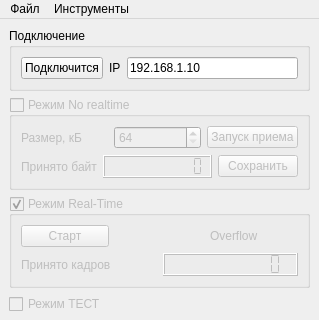
Old version of the form mainwindow.ui in the repository reffum/digitizer_pc; both pictures show x 0 to 319 and y 0 to 320 of the 319 by 709 pixel window.
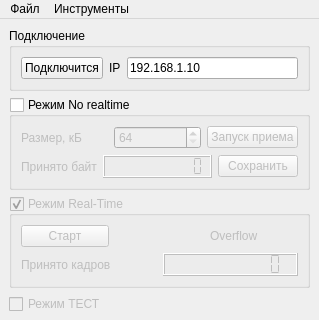
New version of the form. Icons and pictures are not drawn. Custom widgets are drawn as their Qt base class.

The edit to the form file:
```diff
--- a/mainwindow.ui
+++ b/mainwindow.ui
@@ -65,7 +65,7 @@
     <item>
      <widget class="QGroupBox" name="noRealTime_groupBox">
       <property name="enabled">
-       <bool>false</bool>
+       <bool>true</bool>
       </property>
       <property name="title">
        <string>Режим No realtime</string>
```
